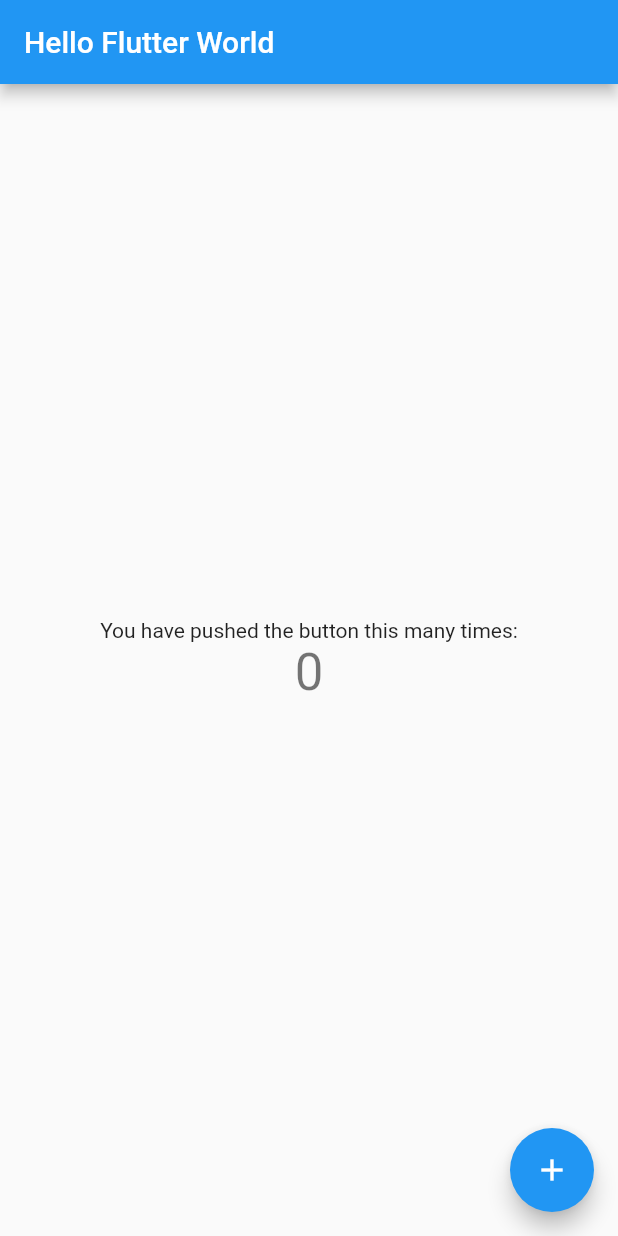
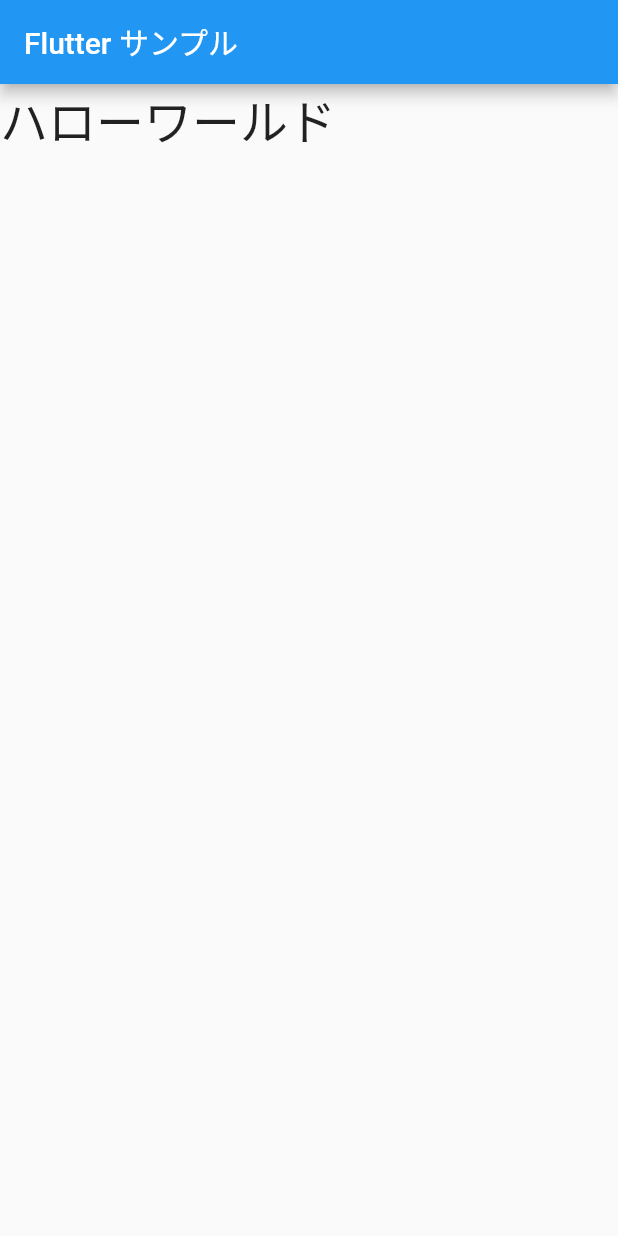
Before and after one commit to dy0110/flutter_app, a Flutter app: the screen it shows after launch, on a phone screen of 412 x 824 dp. Run offline on Flutter 3.47's test engine with Material 2 defaults, Android fonts, the phone set to English and light mode, and no system bars.

```diff
--- a/hello_world/lib/main.dart
+++ b/hello_world/lib/main.dart
@@ -1,111 +1,57 @@
 import 'package:flutter/material.dart';
 
-void main() => runApp(MyApp());
+void main() => runApp(new MyApp());
 
 class MyApp extends StatelessWidget {
+  final title = 'Flutter サンプル';
+  final message = 'ハローワールド';
+
   // This widget is the root of your application.
   @override
   Widget build(BuildContext context) {
-    return MaterialApp(
+    return new MaterialApp(
       title: 'Flutter Demo',
-      theme: ThemeData(
-        // This is the theme of your application.
-        //
-        // Try running your application with "flutter run". You'll see the
-        // application has a blue toolbar. Then, without quitting the app, try
-        // changing the primarySwatch below to Colors.green and then invoke
-        // "hot reload" (press "r" in the console where you ran "flutter run",
-        // or simply save your changes to "hot reload" in a Flutter IDE).
-        // Notice that the counter didn't reset back to zero; the application
-        // is not restarted.
-        primarySwatch: Colors.blue,
-      ),
-      home: MyHomePage(title: 'Hello Flutter World'),
+      // StatefulWidgetへ値を渡す
+      home: new MyHomePage(
+        title: this.title,
+        message: this.message,
+      )
     );
   }
 }
 
+// ウィジェットクラス
 class MyHomePage extends StatefulWidget {
-  MyHomePage({Key key, this.title}) : super(key: key);
+  final String title;
+  final String message;
 
-  // This widget is the home page of your application. It is stateful, meaning
-  // that it has a State object (defined below) that contains fields that affect
-  // how it looks.
+  // コンストラクタを定義する
+  MyHomePage({
+    this.title,
+    this.message
+  }): super();
 
-  // This class is the configuration for the state. It holds the values (in this
-  // case the title) provided by the parent (in this case the App widget) and
-  // used by the build method of the State. Fields in a Widget subclass are
-  // always marked "final".
-
-  final String title;
-
+  // ステートクラスのインスタンスを作成
   @override
-  _MyHomePageState createState() => _MyHomePageState();
+  _MyHomePageState createState() => new _MyHomePageState();
 }
 
-class _MyHomePageState extends State<MyHomePage> {
-  int _counter = 0;
+class _MyHomePageState extends State<MyHomePage>{
 
-  void _incrementCounter() {
-    setState(() {
-      // This call to setState tells the Flutter framework that something has
-      // changed in this State, which causes it to rerun the build method below
-      // so that the display can reflect the updated values. If we changed
-      // _counter without calling setState(), then the build method would not be
-      // called again, and so nothing would appear to happen.
-      _counter++;
-    });
-  }
+  // buildメソッドでScaffoldオブジェクトを返えす
+  // Stateが更新されるたびに新しい表示内容を動的に生成するs
+  @override
+  Widget build( BuildContext context ){
 
-  @override
-  Widget build(BuildContext context) {
-    // This method is rerun every time setState is called, for instance as done
-    // by the _incrementCounter method above.
-    //
-    // The Flutter framework has been optimized to make rerunning build methods
-    // fast, so that you can just rebuild anything that needs updating rather
-    // than having to individually change instances of widgets.
+    // widget( Stateクラスのプロパティ ) => 親のウィジェットのインスタンスのプロパティが代入される
     return Scaffold(
       appBar: AppBar(
-        // Here we take the value from the MyHomePage object that was created by
-        // the App.build method, and use it to set our appbar title.
         title: Text(widget.title),
       ),
-      body: Center(
-        // Center is a layout widget. It takes a single child and positions it
-        // in the middle of the parent.
-        child: Column(
-          // Column is also layout widget. It takes a list of children and
-          // arranges them vertically. By default, it sizes itself to fit its
-          // children horizontally, and tries to be as tall as its parent.
-          //
-          // Invoke "debug painting" (press "p" in the console, choose the
-          // "Toggle Debug Paint" action from the Flutter Inspector in Android
-          // Studio, or the "Toggle Debug Paint" command in Visual Studio Code)
-          // to see the wireframe for each widget.
-          //
-          // Column has various properties to control how it sizes itself and
-          // how it positions its children. Here we use mainAxisAlignment to
-          // center the children vertically; the main axis here is the vertical
-          // axis because Columns are vertical (the cross axis would be
-          // horizontal).
-          mainAxisAlignment: MainAxisAlignment.center,
-          children: <Widget>[
-            Text(
-              'You have pushed the button this many times:',
-            ),
-            Text(
-              '$_counter',
-              style: Theme.of(context).textTheme.display1,
-            ),
-          ],
+      body: Text(
+        widget.message,
+        style: TextStyle( fontSize: 32.0 ),
         ),
-      ),
-      floatingActionButton: FloatingActionButton(
-        onPressed: _incrementCounter,
-        tooltip: 'Increment',
-        child: Icon(Icons.add),
-      ), // This trailing comma makes auto-formatting nicer for build methods.
     );
   }
 }
```
Also changed, not shown: 5 other files.
